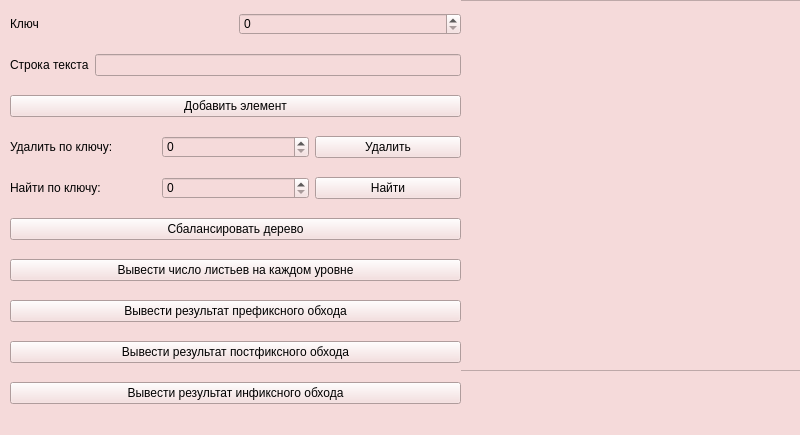
Above: 353501/Слюсарь С.Ю./LabWork_7/Task_2/mainwindow.ui from voovoopeep/Fundamentals-of-algorithmization-and-programming before the change. Below: the same form after it.
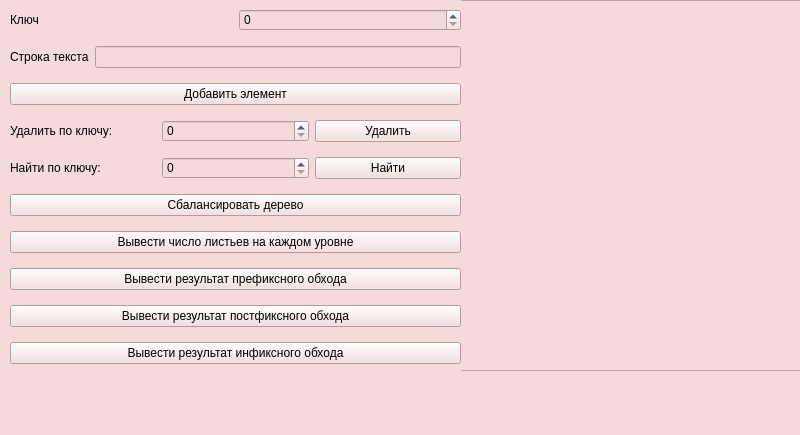
That is the form after the change.

```diff
--- a/353501/Слюсарь С.Ю./LabWork_7/Task_2/mainwindow.ui
+++ b/353501/Слюсарь С.Ю./LabWork_7/Task_2/mainwindow.ui
@@ -29,13 +29,13 @@
      </rect>
     </property>
    </widget>
-   <widget class="QWidget" name="layoutWidget">
+   <widget class="QWidget" name="">
     <property name="geometry">
      <rect>
       <x>10</x>
       <y>0</y>
       <width>451</width>
-      <height>422</height>
+      <height>374</height>
      </rect>
     </property>
     <layout class="QVBoxLayout" name="verticalLayout">
```
Left out of the diff: 2 changed lines with no effect on the pictures.
